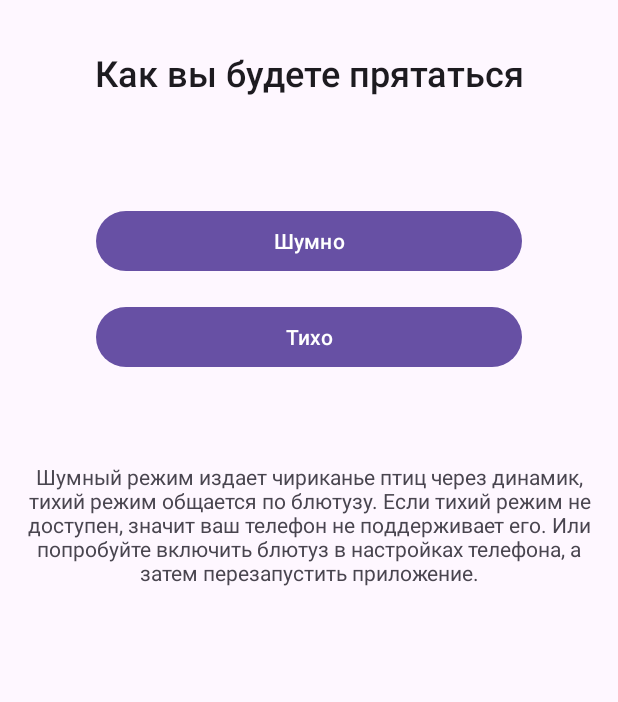
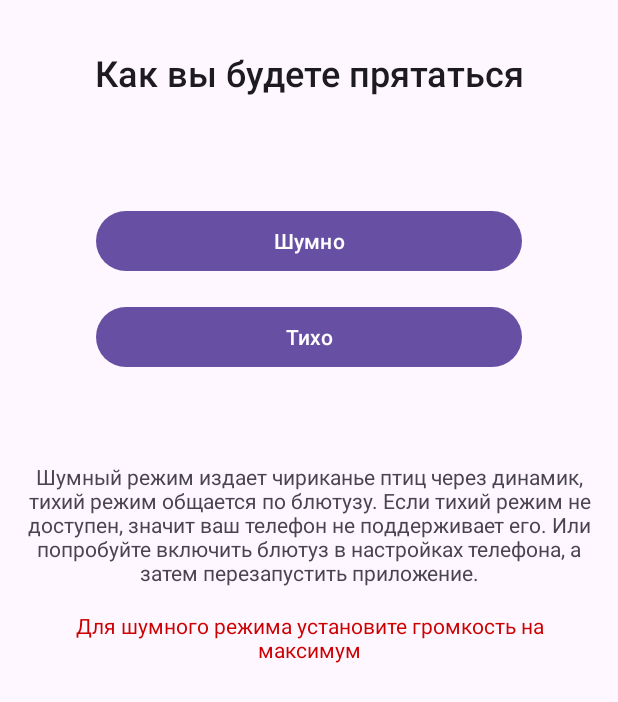
Before and after one commit to Romiusse/Hide_and_Seek, an Android app: the layout choose_type_layout.xml on its own in the app's theme, with its tools: preview values and no code run, on a phone screen of 412 x 824 dp. Shown: the top 702 px of the screen. Run offline under Robolectric (Android 15) with nearby library versions, the phone set to English and light mode, and no system bars.

Commit message:
new changes

```diff
--- a/app/src/main/res/layout/choose_type_layout.xml
+++ b/app/src/main/res/layout/choose_type_layout.xml
@@ -53,6 +53,15 @@
             android:layout_marginVertical="8dp"
             android:layout_marginHorizontal="16dp"/>
 
+        <TextView
+            android:layout_width="match_parent"
+            android:layout_height="wrap_content"
+            android:textColor="@android:color/holo_red_dark"
+            android:text="Для шумного режима установите громкость на максимум"
+            android:gravity="center"
+            android:layout_marginVertical="8dp"
+            android:layout_marginHorizontal="16dp"/>
+
 
     </LinearLayout>
 
```
